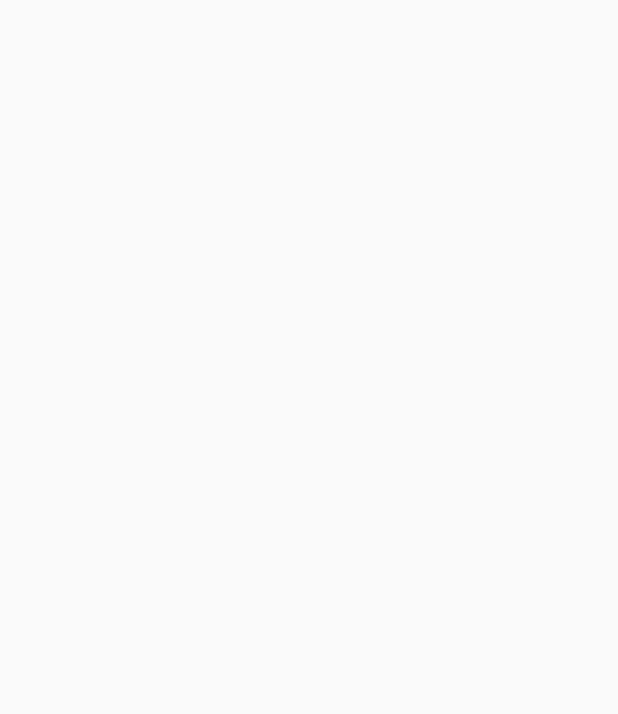
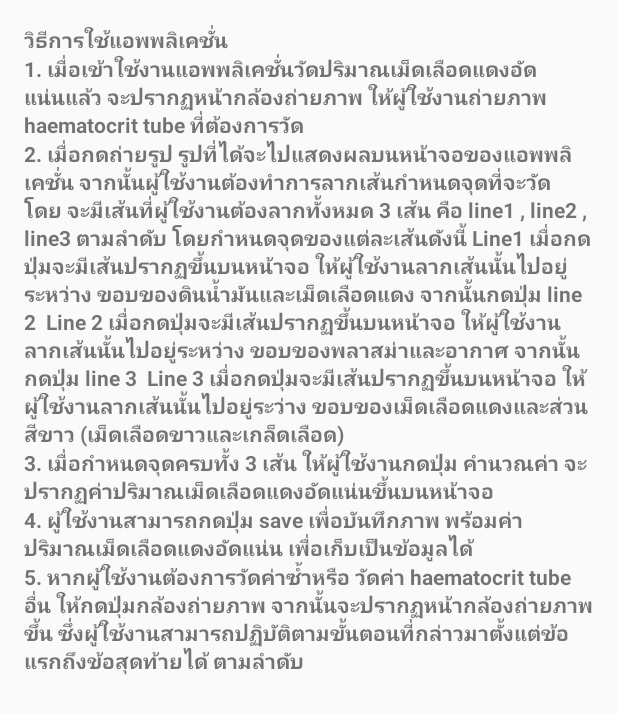
Before and after one commit to neblob/PCV_Project, an Android app: the ManualActivity screen opened directly, with no data from a screen before it, on a phone screen of 412 x 824 dp. Before the commit the part shown is empty. Shown: the top 714 px of the screen. Run offline under Robolectric (Android 15) with nearby library versions, the phone set to English and light mode, and no system bars.

Commit message:
commit 25

```diff
--- a/app/src/main/res/layout/activity_logo.xml
+++ b/app/src/main/res/layout/activity_logo.xml
@@ -10,7 +10,7 @@
     <Button
         android:layout_width="wrap_content"
         android:layout_height="wrap_content"
-        android:text="Start"
+        android:text="เริ่มต้นการทำงาน"
         android:id="@+id/button_start"
         android:layout_above="@+id/button_manual"
         android:layout_alignParentLeft="true"
@@ -23,7 +23,7 @@
     <Button
         android:layout_width="wrap_content"
         android:layout_height="wrap_content"
-        android:text="Manual"
+        android:text="คู่มือการใช้งาน"
         android:id="@+id/button_manual"
         android:layout_alignParentBottom="true"
         android:layout_alignParentLeft="true"
@@ -110,7 +110,7 @@
                 android:layout_width="wrap_content"
                 android:layout_height="wrap_content"
                 android:textAppearance="?android:attr/textAppearanceSmall"
-                android:text="นิสิตผู้ทำวิจัยงาน นาย ภัทรพงษ์ ผลาผล 55662050"
+                android:text="นิสิตผู้ทำวิจัยงาน นาย ภัทรพงษ์ ผลาผล 55662111"
                 android:textStyle="bold|normal" />
             <TextView
                 android:layout_width="wrap_content"
--- a/app/src/main/res/layout/activity_manual.xml
+++ b/app/src/main/res/layout/activity_manual.xml
@@ -6,6 +6,63 @@
     android:paddingBottom="@dimen/activity_vertical_margin"
     tools:context="com.example.toshiba.pcv_project.ManualActivity">
 
+    <LinearLayout
+        android:orientation="vertical"
+        android:layout_width="match_parent"
+        android:layout_height="match_parent">
+
+        <ScrollView
+            android:layout_width="wrap_content"
+            android:layout_height="wrap_content"
+            android:id="@+id/scrollView2" />
+
+        <TextView
+        android:layout_width="wrap_content"
+        android:layout_height="wrap_content"
+        android:textAppearance="?android:attr/textAppearanceSmall"
+        android:text="วิธีการใช้แอพพลิเคชั่น"
+        android:textStyle="bold|normal" />
+
+        <TextView
+            android:layout_width="wrap_content"
+            android:layout_height="wrap_content"
+            android:textAppearance="?android:attr/textAppearanceSmall"
+            android:text="1. เมื่อเข้าใช้งานแอพพลิเคชั่นวัดปริมาณเม็ดเลือดแดงอัดแน่นแล้ว จะปรากฏหน้ากล้องถ่ายภาพ ให้ผู้ใช้งานถ่ายภาพ haematocrit tube ที่ต้องการวัด"
+            android:textStyle="bold|normal" />
+
+        <TextView
+            android:layout_width="wrap_content"
+            android:layout_height="wrap_content"
+            android:textAppearance="?android:attr/textAppearanceSmall"
+            android:text="2. เมื่อกดถ่ายรูป รูปที่ได้จะไปแสดงผลบนหน้าจอของแอพพลิเคชั่น จากนั้นผู้ใช้งานต้องทำการลากเส้นกำหนดจุดที่จะวัดโดย จะมีเส้นที่ผู้ใช้งานต้องลากทั้งหมด 3 เส้น คือ line1 , line2 , line3 ตามลำดับ โดยกำหนดจุดของแต่ละเส้นดังนี้
+Line1 เมื่อกดปุ่มจะมีเส้นปรากฏขึ้นบนหน้าจอ ให้ผู้ใช้งานลากเส้นนั้นไปอยู่ระหว่าง ขอบของดินน้ำมันและเม็ดเลือดแดง จากนั้นกดปุ่ม line 2
+	Line 2 เมื่อกดปุ่มจะมีเส้นปรากฏขึ้นบนหน้าจอ ให้ผู้ใช้งานลากเส้นนั้นไปอยู่ระหว่าง ขอบของพลาสม่าและอากาศ จากนั้นกดปุ่ม line 3
+	Line 3 เมื่อกดปุ่มจะมีเส้นปรากฏขึ้นบนหน้าจอ ให้ผู้ใช้งานลากเส้นนั้นไปอยู่ระว่าง ขอบของเม็ดเลือดแดงและส่วนสีขาว (เม็ดเลือดขาวและเกล็ดเลือด)
+"
+            android:textStyle="bold|normal" />
+
+        <TextView
+            android:layout_width="wrap_content"
+            android:layout_height="wrap_content"
+            android:textAppearance="?android:attr/textAppearanceSmall"
+            android:text="3. เมื่อกำหนดจุดครบทั้ง 3 เส้น ให้ผู้ใช้งานกดปุ่ม คำนวณค่า จะปรากฏค่าปริมาณเม็ดเลือดแดงอัดแน่นขึ้นบนหน้าจอ"
+            android:textStyle="bold|normal" />
+
+        <TextView
+            android:layout_width="wrap_content"
+            android:layout_height="wrap_content"
+            android:textAppearance="?android:attr/textAppearanceSmall"
+            android:text="4. ผู้ใช้งานสามารถกดปุ่ม save เพื่อบันทึกภาพ พร้อมค่า ปริมาณเม็ดเลือดแดงอัดแน่น เพื่อเก็บเป็นข้อมูลได้"
+            android:textStyle="bold|normal" />
+
+        <TextView
+            android:layout_width="wrap_content"
+            android:layout_height="wrap_content"
+            android:textAppearance="?android:attr/textAppearanceSmall"
+            android:text="5. หากผู้ใช้งานต้องการวัดค่าซ้ำหรือ วัดค่า haematocrit tube อื่น ให้กดปุ่มกล้องถ่ายภาพ จากนั้นจะปรากฏหน้ากล้องถ่ายภาพขึ้น ซึ่งผู้ใช้งานสามารถปฏิบัติตามขั้นตอนที่กล่าวมาตั้งแต่ข้อแรกถึงข้อสุดท้ายได้ ตามลำดับ"
+            android:textStyle="bold|normal" />
+
+    </LinearLayout>
 
 
 </RelativeLayout>
```
